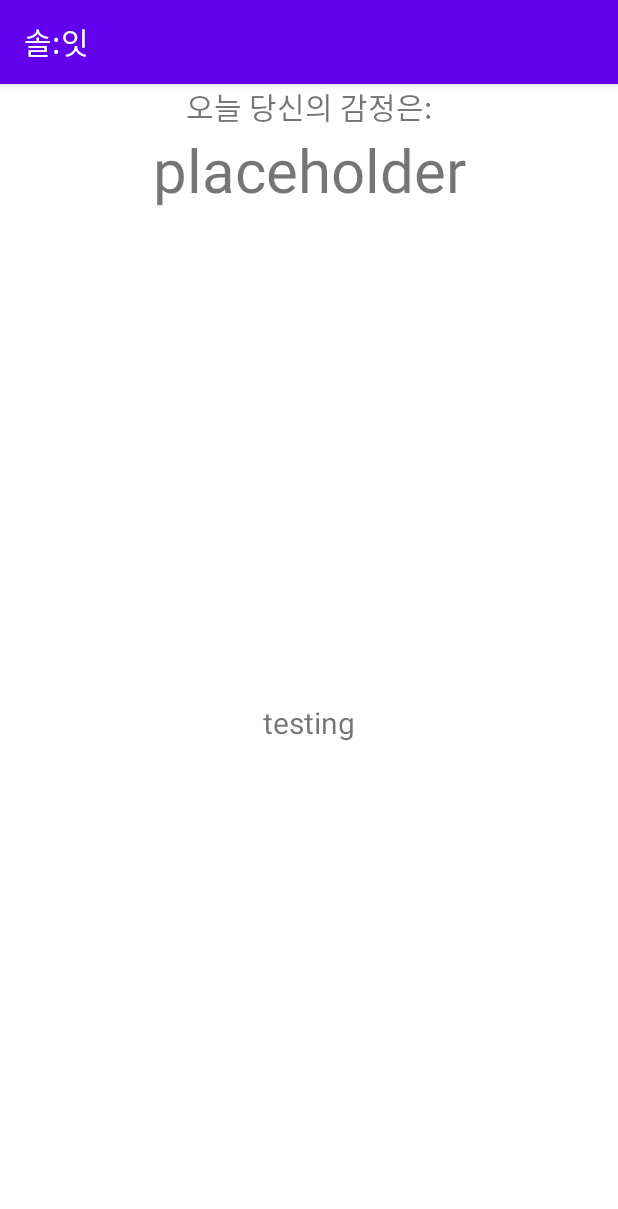
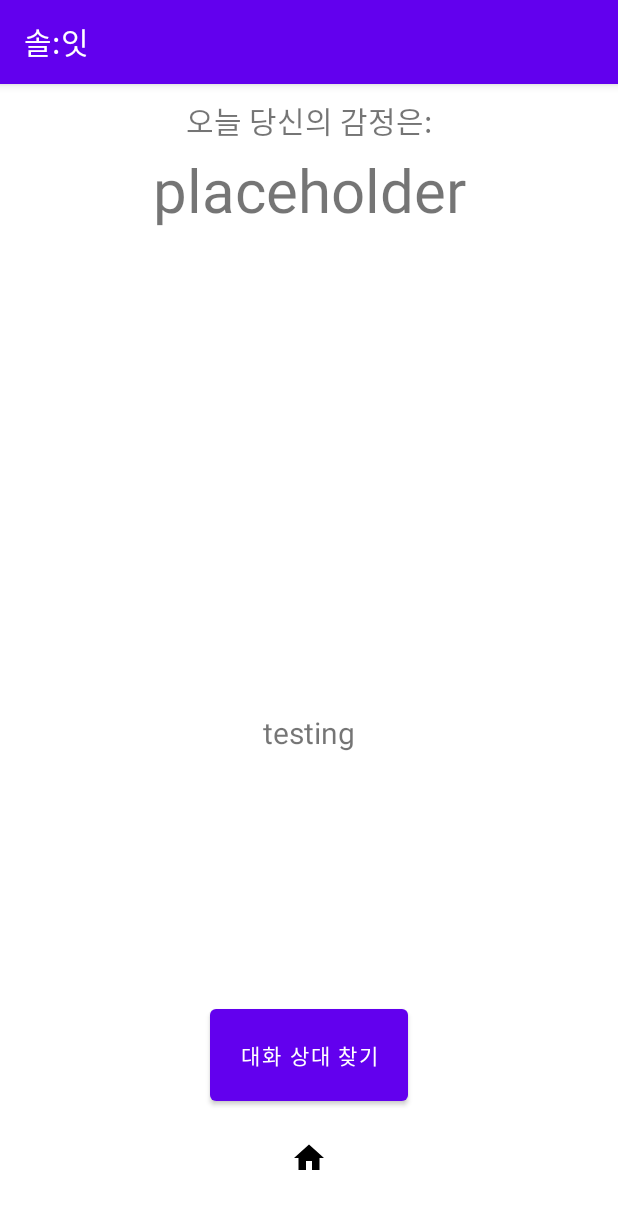
Before and after one commit to JL-KHANZ/2025_2_7_mobile_programming, an Android app: the ActivityDaily screen opened directly, with no data from a screen before it, after a tap on "작성 마치기", on a phone screen of 412 x 824 dp. Shown: the top 1209 px of the screen. Run offline under Robolectric (Android 15) with nearby library versions, the light colour scheme and no system bars; libraries missing offline, so code that uses them is left out: com.google.ai.client; 5 statements that could not run were skipped.

Commit message:
testing result page

```diff
--- a/app/src/main/AndroidManifest.xml
+++ b/app/src/main/AndroidManifest.xml
@@ -39,6 +39,7 @@
                 <category android:name="android.intent.category.LAUNCHER" />
             </intent-filter>
         </activity>
+        <activity android:name=".SearchChatActivity" />
         <activity android:name=".SignUpActivity" />
     </application>
 
--- a/app/src/main/java/com/example/mobile_programming_2025_2/ui/daily/ActivityDaily.java
+++ b/app/src/main/java/com/example/mobile_programming_2025_2/ui/daily/ActivityDaily.java
@@ -14,7 +14,9 @@ import android.widget.Toast;
 
 import androidx.appcompat.app.AppCompatActivity;
 
+import com.example.mobile_programming_2025_2.MainActivity;
 import com.example.mobile_programming_2025_2.R;
+import com.example.mobile_programming_2025_2.SearchChatActivity;
 import com.example.mobile_programming_2025_2.databinding.ActivityDaily1SliderBinding;
 import com.example.mobile_programming_2025_2.network.GeminiAI.EmotionAnalysisCallback;
 import com.example.mobile_programming_2025_2.network.GeminiAI;
@@ -49,8 +51,6 @@ public class ActivityDaily extends AppCompatActivity {
     }
 
     private void journalLayoutViews() {
-
-
         setContentView(R.layout.activity_daily_2_journal);
         Button btnJournal = findViewById(R.id.daily_journal_btn);
 
@@ -59,11 +59,16 @@ public class ActivityDaily extends AppCompatActivity {
         final GeminiAI geminiAI = new GeminiAI();
 
         btnJournal.setOnClickListener(v -> {
-            setContentView(R.layout.activity_daily_2_journal);
             EditText titleText = findViewById(R.id.daily_input_title);
             EditText contentText = findViewById(R.id.daily_input_content);
             String title = titleText.getText().toString();
             String content = contentText.getText().toString();
+
+            LinearLayout uiResults = findViewById(R.id.daily_results_layout);
+            LinearLayout placeholder = findViewById(R.id.daily_placeholder_view);
+
+//            placeholder.setVisibility(View.VISIBLE);
+//            uiResults.setVisibility(View.GONE);
 
             EmotionAnalysisCallback callback = new EmotionAnalysisCallback() {
                 @Override
@@ -88,8 +93,9 @@ public class ActivityDaily extends AppCompatActivity {
                         uiResult.setText(topEmotion);
 
                         // show all results
-                        LinearLayout uiResults = findViewById(R.id.daily_results_layout);
                         uiResults.removeAllViews();
+//                        uiResults.setVisibility(View.VISIBLE);
+//                        placeholder.setVisibility(View.GONE);
                         LayoutInflater inflater = getLayoutInflater();
 
                         System.out.println("result => " + result);
@@ -116,8 +122,6 @@ public class ActivityDaily extends AppCompatActivity {
                             uiResults.addView(barItemView);
                         }
 
-
-
                         // send to db here
                     });
                 }
@@ -141,6 +145,16 @@ public class ActivityDaily extends AppCompatActivity {
     private void resultLayoutViews() {
         setContentView(R.layout.activity_daily_3_result);
 
+        ImageButton btnHome = findViewById(R.id.daily_3_btn_home);
+        btnHome.setOnClickListener(v -> {
+            startActivity(new Intent(this, MainActivity.class));
+        });
+
+        Button btnChat = findViewById(R.id.daily_3_search_chat_btn);
+        btnChat.setOnClickListener(v -> {
+            startActivity(new Intent(this, SearchChatActivity.class));
+        });
+
     }
 
 }
--- a/app/src/main/res/layout/activity_daily_3_result.xml
+++ b/app/src/main/res/layout/activity_daily_3_result.xml
@@ -1,72 +1,87 @@
 <?xml version="1.0" encoding="utf-8"?>
 <androidx.constraintlayout.widget.ConstraintLayout xmlns:android="http://schemas.android.com/apk/res/android"
+    xmlns:app="http://schemas.android.com/apk/res-auto"
     android:layout_width="match_parent"
-    android:layout_height="match_parent"
-    xmlns:app="http://schemas.android.com/apk/res-auto">
+    android:layout_height="match_parent">
 
 
     <TextView
         android:id="@+id/daily_result_title"
         android:layout_width="wrap_content"
         android:layout_height="wrap_content"
+        android:gravity="center"
         android:text="오늘 당신의 감정은:"
         android:textSize="20sp"
-        android:gravity="center"
-        app:layout_constraintTop_toTopOf="parent"
-        app:layout_constraintBottom_toTopOf="@id/daily_results_layout"
+        app:layout_constraintBottom_toTopOf="@id/daily_results_relative_layout"
+        app:layout_constraintEnd_toEndOf="parent"
         app:layout_constraintStart_toStartOf="parent"
-        app:layout_constraintEnd_toEndOf="parent"
-        />
+        app:layout_constraintTop_toTopOf="parent" />
 
     <TextView
         android:id="@+id/daily_result_text"
         android:layout_width="wrap_content"
         android:layout_height="wrap_content"
+        android:layout_marginTop="4dp"
+        android:gravity="center"
         android:text="placeholder"
         android:textSize="40sp"
-        android:gravity="center"
-        app:layout_constraintTop_toBottomOf="@+id/daily_result_title"
+        app:layout_constraintEnd_toEndOf="parent"
         app:layout_constraintStart_toStartOf="parent"
+        app:layout_constraintTop_toBottomOf="@+id/daily_result_title" />
+
+    <Button
+        android:id="@+id/daily_3_search_chat_btn"
+        android:layout_width="wrap_content"
+        android:layout_height="wrap_content"
+        android:text="대화 상대 찾기"
+        android:padding="20dp"
+        app:layout_constraintBottom_toTopOf="@id/daily_3_btn_home"
         app:layout_constraintEnd_toEndOf="parent"
-        />
+        app:layout_constraintStart_toStartOf="parent" />
+
+    <ImageButton
+        android:id="@+id/daily_3_btn_home"
+        android:layout_width="wrap_content"
+        android:layout_height="wrap_content"
+        android:src="@drawable/ic_home_black_24dp"
+        android:background="@color/white"
+        android:padding="20dp"
+        android:layout_marginVertical="20dp"
+        app:layout_constraintBottom_toBottomOf="parent"
+        app:layout_constraintEnd_toEndOf="parent"
+        app:layout_constraintStart_toStartOf="parent" />
 
     <RelativeLayout
         android:id="@+id/daily_results_relative_layout"
         android:layout_width="match_parent"
         android:layout_height="wrap_content"
-        app:layout_constraintTop_toBottomOf="@+id/daily_result_text"
         app:layout_constraintBottom_toBottomOf="parent"
         app:layout_constraintEnd_toEndOf="parent"
         app:layout_constraintStart_toStartOf="parent"
-        >
+        app:layout_constraintTop_toBottomOf="@+id/daily_result_text">
+
         <LinearLayout
             android:id="@+id/daily_results_layout"
             android:layout_width="match_parent"
             android:layout_height="wrap_content"
             android:orientation="vertical"
-            android:padding="15dp"
-            />
+            android:padding="15dp">
+
+        </LinearLayout>
+        <!--        placeholder-->
         <LinearLayout
             android:id="@+id/daily_placeholder_view"
             android:layout_width="match_parent"
             android:layout_height="match_parent"
-            android:orientation="vertical"
-            >
+            android:orientation="vertical">
+
             <TextView
                 android:layout_width="match_parent"
                 android:layout_height="match_parent"
+                android:gravity="center"
                 android:text="testing"
-                android:textSize="20sp"
-                android:gravity="center"
-                />
+                android:textSize="20sp" />
         </LinearLayout>
-
-
-
-
-
     </RelativeLayout>
 
-
-
 </androidx.constraintlayout.widget.ConstraintLayout>
```
Also changed, not shown: app/src/main/java/com/example/mobile_programming_2025_2/SearchChatActivity.java (added, +14 -0 lines), app/src/main/res/layout/activity_search_chat.xml (added, +16 -0 lines), 1 other file.
